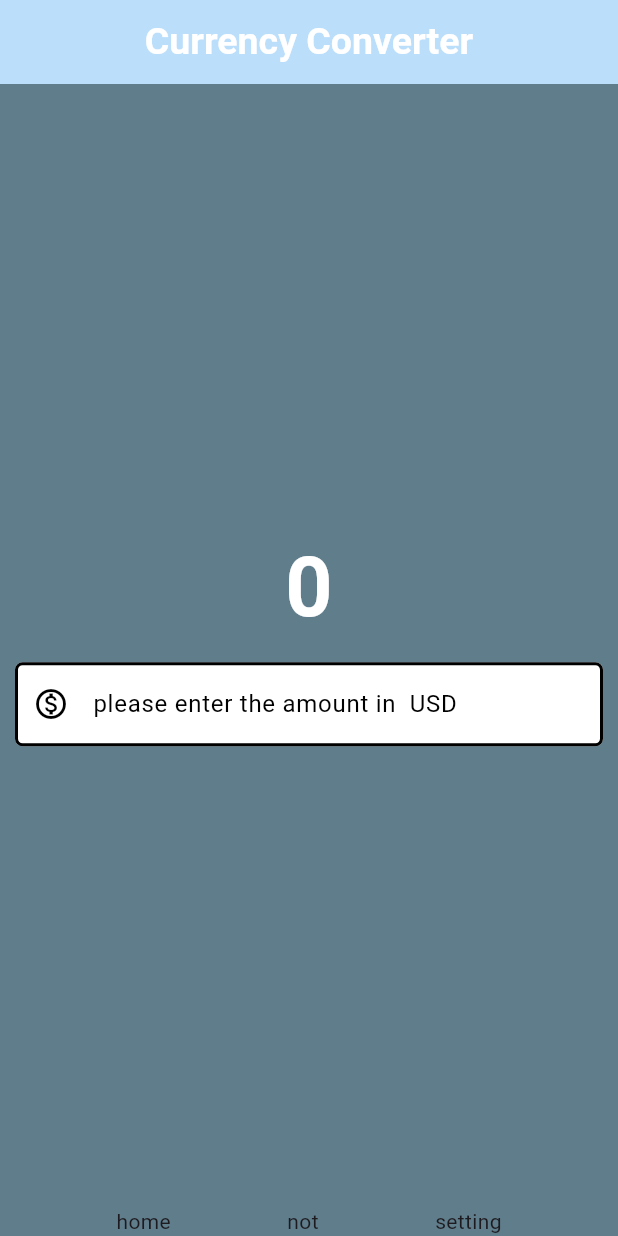
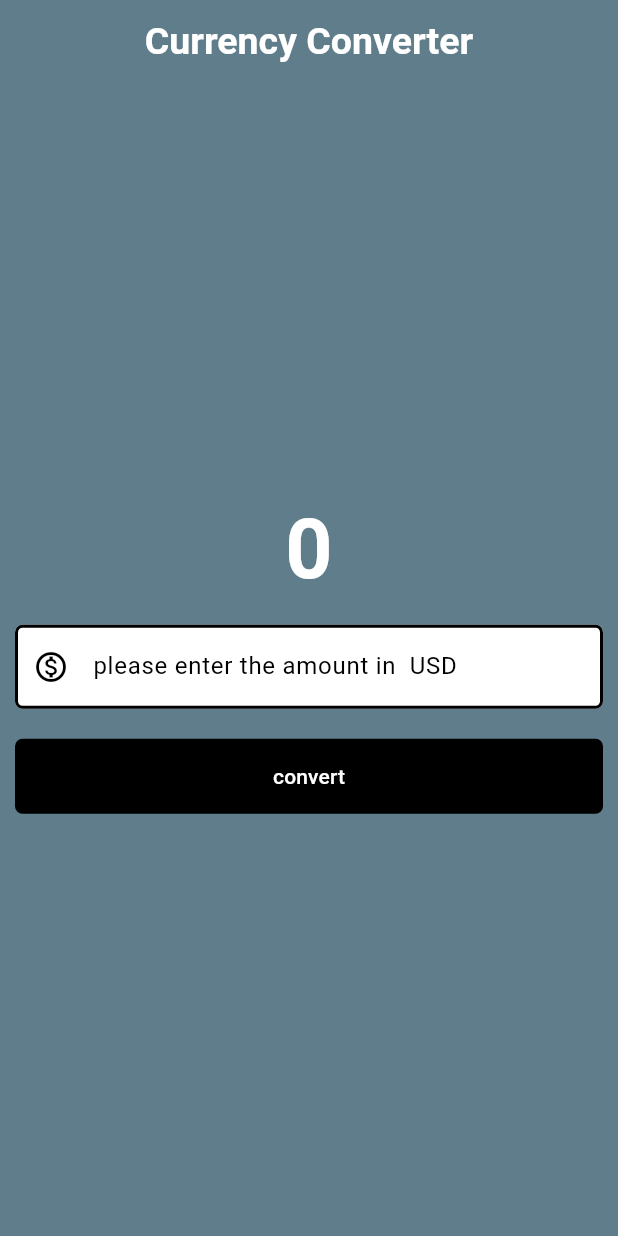
Before and after one commit to jodosjodos/currency_converter, a Flutter app: the screen it shows after launch, on a phone screen of 412 x 824 dp. Run offline on Flutter 3.47's test engine with Material 3 defaults, Android fonts, the phone set to English and light mode, and no system bars.

Commit message:
[fix] done with ui

```diff
--- a/lib/currency_converter_material_page.dart
+++ b/lib/currency_converter_material_page.dart
@@ -1,4 +1,6 @@
+import 'package:flutter/foundation.dart';
 import 'package:flutter/material.dart';
+import 'package:flutter/rendering.dart';
 import 'package:flutter/widgets.dart';
 
 class CurrencyConverterMaterialPage extends StatelessWidget {
@@ -19,12 +21,13 @@ class CurrencyConverterMaterialPage extends StatelessWidget {
     return Scaffold(
       backgroundColor: Colors.blueGrey,
       appBar: AppBar(
+        backgroundColor: Colors.blueGrey,
+        elevation: 0,
         title: const Text(
           "Currency Converter",
           style: TextStyle(
               color: Colors.white, fontWeight: FontWeight.bold, fontSize: 25),
         ),
-        backgroundColor: Colors.blue[100],
         centerTitle: true,
       ),
       body: Center(
@@ -64,12 +67,27 @@ class CurrencyConverterMaterialPage extends StatelessWidget {
                 ),
               ),
             ),
+            Padding(
+              padding: const EdgeInsets.all(10),
+              child: TextButton(
+                onPressed: () {
+                  if (kDebugMode) {
+                    print("button cocked");
+                  }
+                },
+                style: TextButton.styleFrom(
+                  backgroundColor: Colors.black,
+                  foregroundColor: Colors.white,
+                  minimumSize: const Size(double.infinity, 50),
+                  shape: RoundedRectangleBorder(
+                    borderRadius: BorderRadius.circular(5),
+                  ),
+                ),
+                child: const Text("convert"),
+              ),
+            ),
           ],
         ),
-      ),
-      bottomNavigationBar: const Row(
-        mainAxisAlignment: MainAxisAlignment.spaceEvenly,
-        children: [Text("home"), Text("not"), Text("setting")],
       ),
     );
   }
```
